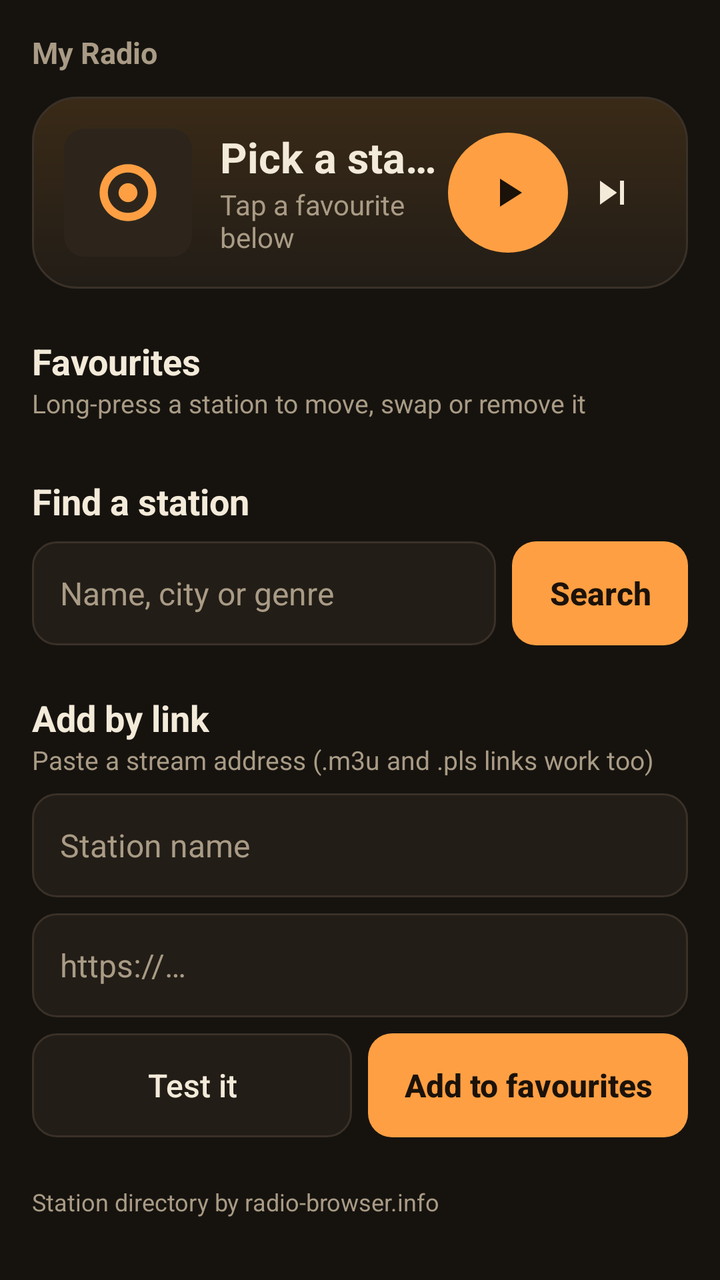
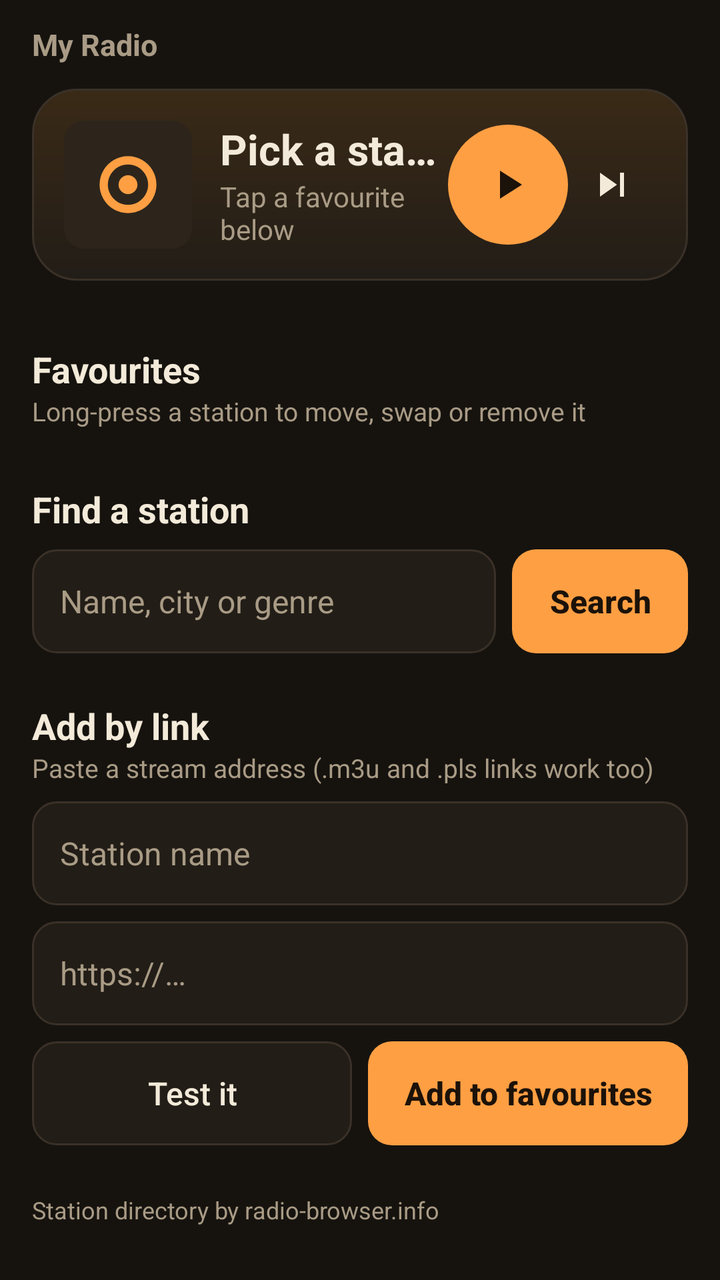

The first picture is an Android layout as it rendered before a commit; the second is the same layout after the commit. The layout source and the unified diff follow.
<!-- AndroidManifest.xml: application theme Radio -->
<!-- res/layout/activity_main.xml -->
<?xml version="1.0" encoding="utf-8"?>
<ScrollView xmlns:android="http://schemas.android.com/apk/res/android"
    android:layout_width="match_parent"
    android:layout_height="match_parent"
    android:fillViewport="true">

    <LinearLayout
        android:layout_width="match_parent"
        android:layout_height="wrap_content"
        android:orientation="vertical"
        android:padding="16dp">

        <TextView
            android:layout_width="wrap_content"
            android:layout_height="wrap_content"
            android:layout_marginBottom="12dp"
            android:text="My Radio"
            android:textColor="@color/dim"
            android:textSize="15sp"
            android:textStyle="bold" />

        <LinearLayout
            android:layout_width="match_parent"
            android:layout_height="wrap_content"
            android:background="@drawable/card_bg"
            android:gravity="center_vertical"
            android:orientation="horizontal"
            android:padding="16dp">

            <ImageView
                android:id="@+id/n_logo"
                android:layout_width="64dp"
                android:layout_height="64dp"
                android:background="@drawable/logo_bg"
                android:clipToOutline="true"
                android:scaleType="centerCrop"
                android:src="@drawable/ic_launcher_fg" />

            <LinearLayout
                android:layout_width="0dp"
                android:layout_height="wrap_content"
                android:layout_marginStart="14dp"
                android:layout_weight="1"
                android:orientation="vertical">

                <TextView
                    android:id="@+id/n_name"
                    android:layout_width="match_parent"
                    android:layout_height="wrap_content"
                    android:ellipsize="end"
                    android:maxLines="1"
                    android:text="Pick a station"
                    android:textColor="@color/ink"
                    android:textSize="21sp"
                    android:textStyle="bold" />

                <TextView
                    android:id="@+id/n_status"
                    android:layout_width="match_parent"
                    android:layout_height="wrap_content"
                    android:text="Tap a favourite below"
                    android:textColor="@color/dim"
                    android:textSize="14sp" />
            </LinearLayout>

            <ImageButton
                android:id="@+id/n_toggle"
                android:layout_width="60dp"
                android:layout_height="60dp"
                android:background="@drawable/play_bg"
                android:contentDescription="Play or pause"
                android:src="@drawable/ic_play" />

            <ImageButton
                android:id="@+id/n_next"
                android:layout_width="44dp"
                android:layout_height="60dp"
                android:background="?android:attr/selectableItemBackgroundBorderless"
                android:contentDescription="Next station"
                android:src="@drawable/ic_next" />
        </LinearLayout>

        <TextView
            android:layout_width="wrap_content"
            android:layout_height="wrap_content"
            android:layout_marginTop="24dp"
            android:text="Favourites"
            android:textColor="@color/ink"
            android:textSize="18sp"
            android:textStyle="bold" />

        <TextView
            android:layout_width="wrap_content"
            android:layout_height="wrap_content"
            android:layout_marginBottom="4dp"
            android:text="Long-press a station to move, swap or remove it"
            android:textColor="@color/dim"
            android:textSize="13sp" />

        <LinearLayout
            android:id="@+id/favList"
            android:layout_width="match_parent"
            android:layout_height="wrap_content"
            android:orientation="vertical" />

        <TextView
            android:layout_width="wrap_content"
            android:layout_height="wrap_content"
            android:layout_marginTop="24dp"
            android:layout_marginBottom="8dp"
            android:text="Find a station"
            android:textColor="@color/ink"
            android:textSize="18sp"
            android:textStyle="bold" />

        <LinearLayout
            android:layout_width="match_parent"
            android:layout_height="wrap_content"
            android:orientation="horizontal">

            <EditText
                android:id="@+id/q"
                android:layout_width="0dp"
                android:layout_height="52dp"
                android:layout_weight="1"
                android:background="@drawable/input_bg"
                android:hint="Name, city or genre"
                android:imeOptions="actionSearch"
                android:inputType="text"
                android:paddingStart="14dp"
                android:paddingEnd="14dp"
                android:textColor="@color/ink"
                android:textColorHint="@color/dim"
                android:textSize="16sp" />

            <Button
                android:id="@+id/go"
                android:layout_width="wrap_content"
                android:layout_height="52dp"
                android:layout_marginStart="8dp"
                android:background="@drawable/btn_bg"
                android:paddingStart="18dp"
                android:paddingEnd="18dp"
                android:stateListAnimator="@null"
                android:text="Search"
                android:textAllCaps="false"
                android:textColor="@color/onAmber"
                android:textSize="16sp"
                android:textStyle="bold" />
        </LinearLayout>

        <TextView
            android:id="@+id/msg"
            android:layout_width="match_parent"
            android:layout_height="wrap_content"
            android:layout_marginTop="8dp"
            android:textColor="@color/dim"
            android:textSize="14sp"
            android:visibility="gone" />

        <LinearLayout
            android:id="@+id/resultList"
            android:layout_width="match_parent"
            android:layout_height="wrap_content"
            android:orientation="vertical" />

        <TextView
            android:layout_width="wrap_content"
            android:layout_height="wrap_content"
            android:layout_marginTop="24dp"
            android:text="Add by link"
            android:textColor="@color/ink"
            android:textSize="18sp"
            android:textStyle="bold" />

        <TextView
            android:layout_width="wrap_content"
            android:layout_height="wrap_content"
            android:layout_marginBottom="8dp"
            android:text="Paste a stream address (.m3u and .pls links work too)"
            android:textColor="@color/dim"
            android:textSize="13sp" />

        <EditText
            android:id="@+id/addName"
            android:layout_width="match_parent"
            android:layout_height="52dp"
            android:background="@drawable/input_bg"
            android:hint="Station name"
            android:inputType="textCapWords"
            android:paddingStart="14dp"
            android:paddingEnd="14dp"
            android:textColor="@color/ink"
            android:textColorHint="@color/dim"
            android:textSize="16sp" />

        <EditText
            android:id="@+id/addUrl"
            android:layout_width="match_parent"
            android:layout_height="52dp"
            android:layout_marginTop="8dp"
            android:background="@drawable/input_bg"
            android:hint="https://…"
            android:inputType="textUri"
            android:paddingStart="14dp"
            android:paddingEnd="14dp"
            android:textColor="@color/ink"
            android:textColorHint="@color/dim"
            android:textSize="16sp" />

        <LinearLayout
            android:layout_width="match_parent"
            android:layout_height="wrap_content"
            android:layout_marginTop="8dp"
            android:orientation="horizontal">

            <Button
                android:id="@+id/addTest"
                android:layout_width="0dp"
                android:layout_height="52dp"
                android:layout_marginEnd="8dp"
                android:layout_weight="1"
                android:background="@drawable/input_bg"
                android:stateListAnimator="@null"
                android:text="Test it"
                android:textAllCaps="false"
                android:textColor="@color/ink"
                android:textSize="16sp" />

            <Button
                android:id="@+id/addSave"
                android:layout_width="0dp"
                android:layout_height="52dp"
                android:layout_weight="1"
                android:background="@drawable/btn_bg"
                android:stateListAnimator="@null"
                android:text="Add to favourites"
                android:textAllCaps="false"
                android:textColor="@color/onAmber"
                android:textSize="16sp"
                android:textStyle="bold" />
        </LinearLayout>

        <TextView
            android:id="@+id/addMsg"
            android:layout_width="match_parent"
            android:layout_height="wrap_content"
            android:layout_marginTop="8dp"
            android:textColor="@color/dim"
            android:textSize="14sp"
            android:visibility="gone" />

        <TextView
            android:layout_width="wrap_content"
            android:layout_height="wrap_content"
            android:layout_marginTop="24dp"
            android:text="Station directory by radio-browser.info"
            android:textColor="@color/dim"
            android:textSize="12sp" />
    </LinearLayout>
</ScrollView>
<!-- resources referenced by this layout -->
<resources>
  <color name="dim">#A99B85</color>
  <color name="ink">#F3EAD9</color>
  <color name="onAmber">#1B1209</color>
  <!-- drawable btn_bg (drawable) -->
  <?xml version="1.0" encoding="utf-8"?>
  <ripple xmlns:android="http://schemas.android.com/apk/res/android" android:color="#55FFFFFF">
      <item><shape android:shape="rectangle"><solid android:color="#FF9F43" /><corners android:radius="12dp" /></shape></item>
  </ripple>
  <!-- drawable card_bg (drawable) -->
  <?xml version="1.0" encoding="utf-8"?>
  <shape xmlns:android="http://schemas.android.com/apk/res/android" android:shape="rectangle">
      <gradient android:angle="270" android:startColor="#3A2A17" android:endColor="#221D17" />
      <corners android:radius="22dp" />
      <stroke android:width="1dp" android:color="#3A3128" />
  </shape>
  <!-- drawable ic_launcher_fg (drawable) -->
  <?xml version="1.0" encoding="utf-8"?>
  <vector xmlns:android="http://schemas.android.com/apk/res/android"
      android:width="108dp" android:height="108dp" android:viewportWidth="108" android:viewportHeight="108">
      <path android:fillColor="#FF9F43" android:fillType="evenOdd"
          android:pathData="M54,30a24,24 0,1 0,0.01 0zM54,37a17,17 0,1 1,-0.01 0zM54,46a8,8 0,1 0,0.01 0z"/>
  </vector>
  <!-- drawable ic_next (drawable) -->
  <?xml version="1.0" encoding="utf-8"?>
  <vector xmlns:android="http://schemas.android.com/apk/res/android"
      android:width="24dp" android:height="24dp" android:viewportWidth="24" android:viewportHeight="24">
      <path android:fillColor="#F3EAD9" android:pathData="M6,18l8.5,-6L6,6v12zM16,6v12h2V6h-2z" />
  </vector>
  <!-- drawable ic_play (drawable) -->
  <?xml version="1.0" encoding="utf-8"?>
  <vector xmlns:android="http://schemas.android.com/apk/res/android"
      android:width="24dp" android:height="24dp" android:viewportWidth="24" android:viewportHeight="24">
      <path android:fillColor="#1B1209" android:pathData="M8,5v14l11,-7z" />
  </vector>
  <!-- drawable input_bg (drawable) -->
  <?xml version="1.0" encoding="utf-8"?>
  <shape xmlns:android="http://schemas.android.com/apk/res/android" android:shape="rectangle">
      <solid android:color="#221D17" />
      <corners android:radius="12dp" />
      <stroke android:width="1dp" android:color="#3A3128" />
  </shape>
  <!-- drawable logo_bg (drawable) -->
  <?xml version="1.0" encoding="utf-8"?>
  <shape xmlns:android="http://schemas.android.com/apk/res/android" android:shape="rectangle">
      <solid android:color="#2D251C" />
      <corners android:radius="10dp" />
  </shape>
  <!-- drawable play_bg (drawable) -->
  <?xml version="1.0" encoding="utf-8"?>
  <ripple xmlns:android="http://schemas.android.com/apk/res/android" android:color="#55FFFFFF">
      <item><shape android:shape="oval"><solid android:color="#FF9F43" /></shape></item>
  </ripple>
  <style name="Radio" parent="android:Theme.Material.NoActionBar">
          <item name="android:windowBackground">@color/bg</item>
          <item name="android:colorBackground">@color/bg</item>
          <item name="android:statusBarColor">@color/bg</item>
          <item name="android:navigationBarColor">@color/bg</item>
          <item name="android:colorAccent">@color/amber</item>
          <item name="android:colorPrimary">@color/bg</item>
          <item name="android:textColorPrimary">@color/ink</item>
          <item name="android:textColorSecondary">@color/dim</item>
      </style>
  <color name="bg">#16130F</color>
  <color name="amber">#FF9F43</color>
</resources>

<!-- the commit's change to res/layout/activity_main.xml (unified diff, before → after) -->
@@ -1,14 +1,19 @@
 <?xml version="1.0" encoding="utf-8"?>
-<ScrollView xmlns:android="http://schemas.android.com/apk/res/android"
+<LinearLayout xmlns:android="http://schemas.android.com/apk/res/android"
+    android:id="@+id/root"
     android:layout_width="match_parent"
     android:layout_height="match_parent"
-    android:fillViewport="true">
-
+    android:orientation="vertical">
+
+    
     <LinearLayout
         android:layout_width="match_parent"
         android:layout_height="wrap_content"
         android:orientation="vertical"
-        android:padding="16dp">
+        android:paddingStart="16dp"
+        android:paddingTop="12dp"
+        android:paddingEnd="16dp"
+        android:paddingBottom="8dp">
 
         <TextView
             android:layout_width="wrap_content"
@@ -23,9 +28,14 @@
             android:layout_width="match_parent"
             android:layout_height="wrap_content"
             android:background="@drawable/card_bg"
+            android:orientation="vertical"
+            android:padding="16dp">
+
+        <LinearLayout
+            android:layout_width="match_parent"
+            android:layout_height="wrap_content"
             android:gravity="center_vertical"
-            android:orientation="horizontal"
-            android:padding="16dp">
+            android:orientation="horizontal">
 
             <ImageView
                 android:id="@+id/n_logo"
@@ -79,6 +89,59 @@
                 android:contentDescription="Next station"
                 android:src="@drawable/ic_next" />
         </LinearLayout>
+
+        <LinearLayout
+            android:id="@+id/n_songRow"
+            android:layout_width="match_parent"
+            android:layout_height="wrap_content"
+            android:layout_marginTop="12dp"
+            android:gravity="center_vertical"
+            android:orientation="horizontal"
+            android:visibility="gone">
+
+            <TextView
+                android:id="@+id/n_song"
+                android:layout_width="0dp"
+                android:layout_height="wrap_content"
+                android:layout_weight="1"
+                android:ellipsize="end"
+                android:maxLines="2"
+                android:textColor="@color/ink"
+                android:textSize="15sp" />
+
+            <Button
+                android:id="@+id/n_credits"
+                android:layout_width="wrap_content"
+                android:layout_height="40dp"
+                android:layout_marginStart="10dp"
+                android:background="@drawable/input_bg"
+                android:paddingStart="14dp"
+                android:paddingEnd="14dp"
+                android:stateListAnimator="@null"
+                android:text="Credits"
+                android:textAllCaps="false"
+                android:textColor="@color/amber"
+                android:textSize="14sp"
+                android:textStyle="bold" />
+        </LinearLayout>
+        </LinearLayout>
+
+    </LinearLayout>
+
+    <ScrollView
+        android:id="@+id/scroll"
+        android:layout_width="match_parent"
+        android:layout_height="0dp"
+        android:layout_weight="1"
+        android:fillViewport="true">
+
+        <LinearLayout
+            android:layout_width="match_parent"
+            android:layout_height="wrap_content"
+            android:orientation="vertical"
+            android:paddingStart="16dp"
+            android:paddingEnd="16dp"
+            android:paddingBottom="24dp">
 
         <TextView
             android:layout_width="wrap_content"
@@ -257,5 +320,6 @@
             android:text="Station directory by radio-browser.info"
             android:textColor="@color/dim"
             android:textSize="12sp" />
-    </LinearLayout>
-</ScrollView>
+        </LinearLayout>
+    </ScrollView>
+</LinearLayout>
